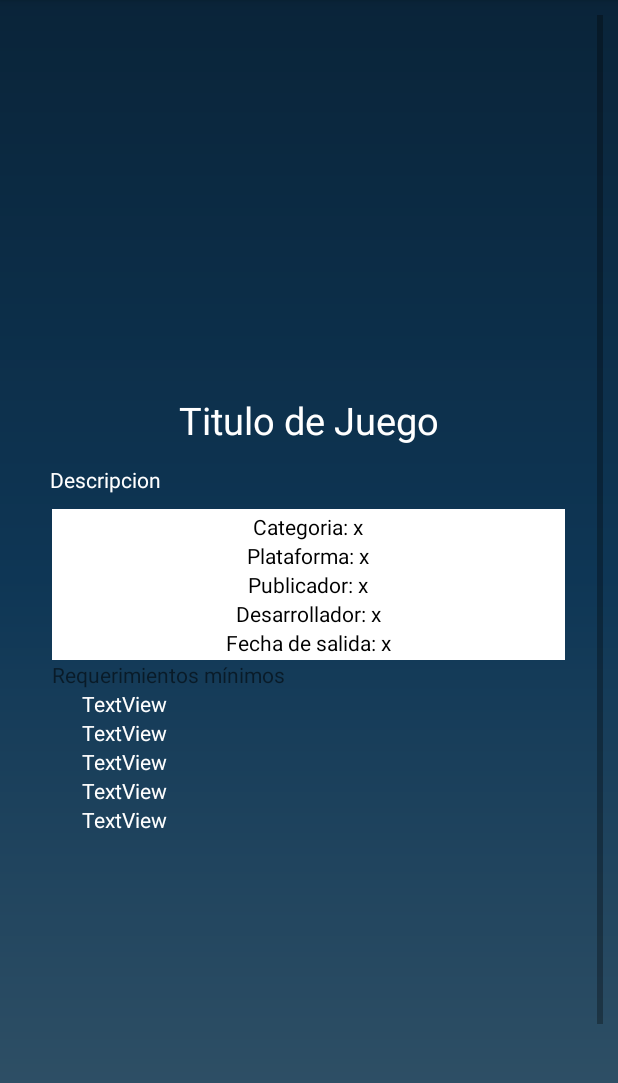
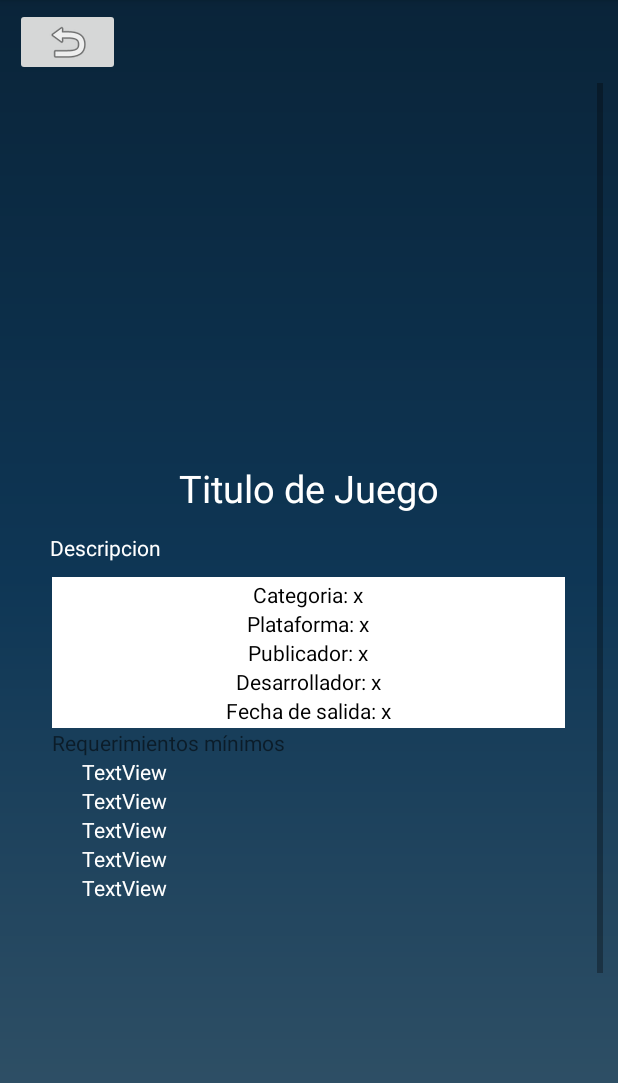
Before and after one commit to javivi113/juegos, an Android app: the InfoJuego screen opened directly, with no data from a screen before it, on a phone screen of 412 x 824 dp, the part 84-1167 px from its top. Run offline under Robolectric (Android 15) with nearby library versions, the phone set to English and light mode, and no system bars; our stand-ins replace Picasso, Volley; network calls fail; pictures from the network do not load.

Commit message:
Update activity_info_juego.xml

```diff
--- a/app/src/main/res/layout/activity_info_juego.xml
+++ b/app/src/main/res/layout/activity_info_juego.xml
@@ -11,7 +11,7 @@
         android:layout_width="match_parent"
         android:layout_height="match_parent"
         android:layout_marginStart="10dp"
-        android:layout_marginTop="10dp"
+        android:layout_marginTop="55dp"
         android:layout_marginEnd="10dp"
         android:layout_marginBottom="10dp"
         app:layout_constraintBottom_toBottomOf="parent"
@@ -249,4 +249,14 @@
 
         </androidx.constraintlayout.widget.ConstraintLayout>
     </ScrollView>
+
+    <ImageButton
+        android:id="@+id/btnback"
+        android:layout_width="70dp"
+        android:layout_height="45dp"
+        android:layout_marginStart="10dp"
+        android:layout_marginTop="5dp"
+        app:layout_constraintStart_toStartOf="parent"
+        app:layout_constraintTop_toTopOf="parent"
+        app:srcCompat="@android:drawable/ic_menu_revert" />
 </androidx.constraintlayout.widget.ConstraintLayout>
```
